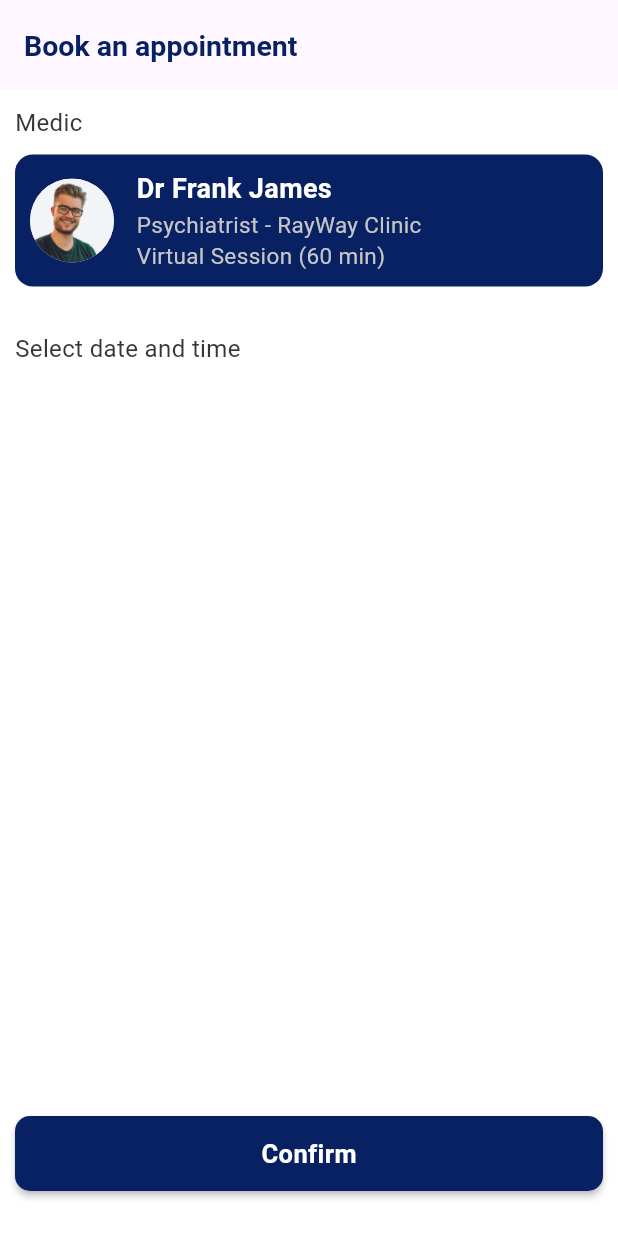
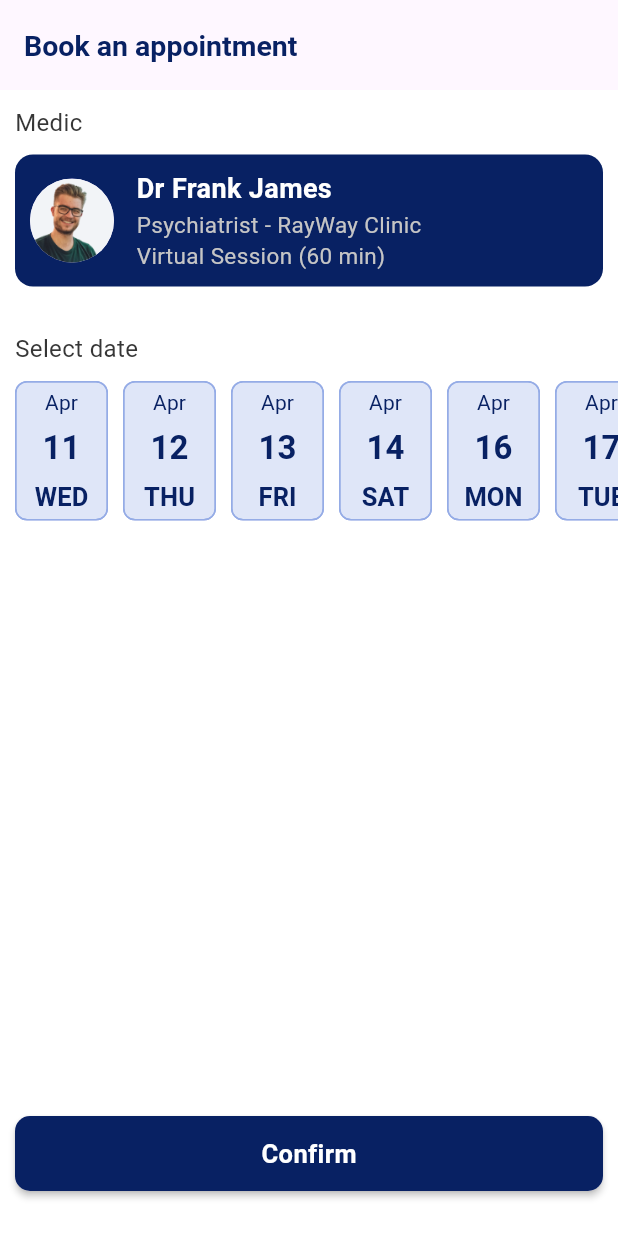
Before and after one commit to nsenji/mindbridge-app, a Flutter app: the BookAppointment screen opened directly, on a phone screen of 412 x 824 dp. Run offline on Flutter 3.47's test engine with Material 3 defaults, Android fonts, the phone set to English and light mode, and no system bars; our stand-ins replace flutter_riverpod, flutter_svg, percent_indicator; missing offline and left inert: videosdk.

Commit message:
done with the UI for the date picker

```diff
--- a/lib/src/features/doctors/data/date_time_data.dart
+++ b/lib/src/features/doctors/data/date_time_data.dart
@@ -2,7 +2,7 @@ List dateTime = [
   {
     "dayName": "WED",
     "day": "11",
-    "month": "mar",
+    "month": "Apr",
     "year": "2024",
     "time_slots": [
       "9:30 AM",
@@ -16,7 +16,7 @@ List dateTime = [
   {
     "dayName": "THU",
     "day": "12",
-    "month": "mar",
+    "month": "Apr",
     "year": "2024",
     "time_slots": [
       "10:00 AM",
@@ -29,7 +29,7 @@ List dateTime = [
   {
     "dayName": "FRI",
     "day": "13",
-    "month": "mar",
+    "month": "Apr",
     "year": "2024",
     "time_slots": [
       "9:45 AM",
@@ -43,7 +43,7 @@ List dateTime = [
   {
     "dayName": "SAT",
     "day": "14",
-    "month": "mar",
+    "month": "Apr",
     "year": "2024",
     "time_slots": [
       "10:30 AM",
@@ -57,7 +57,7 @@ List dateTime = [
   {
     "dayName": "MON",
     "day": "16",
-    "month": "mar",
+    "month": "Apr",
     "year": "2024",
     "time_slots": [
       "9:30 AM",
@@ -70,7 +70,7 @@ List dateTime = [
   {
     "dayName": "TUE",
     "day": "17",
-    "month": "mar",
+    "month": "Apr",
     "year": "2024",
     "time_slots": [
       "10:15 AM",
@@ -83,7 +83,7 @@ List dateTime = [
   {
     "dayName": "WED",
     "day": "18",
-    "month": "mar",
+    "month": "Apr",
     "year": "2024",
     "time_slots": [
       "9:45 AM",
@@ -96,7 +96,7 @@ List dateTime = [
   {
     "dayName": "THU",
     "day": "19",
-    "month": "mar",
+    "month": "Apr",
     "year": "2024",
     "time_slots": [
       "10:30 AM",
@@ -110,7 +110,7 @@ List dateTime = [
   {
     "dayName": "FRI",
     "day": "20",
-    "month": "mar",
+    "month": "Apr",
     "year": "2024",
     "time_slots": [
       "9:15 AM",
--- a/lib/src/features/doctors/presentation/book_appointment.dart
+++ b/lib/src/features/doctors/presentation/book_appointment.dart
@@ -3,6 +3,7 @@ import 'package:medbridge/src/common_widgets/circle_avatar.dart';
 import 'package:medbridge/src/common_widgets/main_button.dart';
 import 'package:medbridge/src/common_widgets/sizedbox_template.dart';
 import 'package:medbridge/src/common_widgets/text_template.dart';
+import 'package:medbridge/src/features/doctors/data/date_time_data.dart';
 import 'package:medbridge/src/features/doctors/presentation/confirm_appointment.dart';
 
 class BookAppointment extends StatefulWidget {
@@ -13,6 +14,8 @@ class BookAppointment extends StatefulWidget {
 }
 
 class _BookAppointmentState extends State<BookAppointment> {
+  int? _value;
+
   @override
   Widget build(BuildContext context) {
     return Scaffold(
@@ -81,7 +84,69 @@ class _BookAppointmentState extends State<BookAppointment> {
           Padding(
             padding:
                 const EdgeInsets.only(left: 10, right: 10, top: 20, bottom: 0),
-            child: TextCustom(text: "Select date and time"),
+            child: TextCustom(text: "Select date"),
+          ),
+          Container(
+            child: SingleChildScrollView(
+                scrollDirection: Axis.horizontal,
+                child: Row(
+                  children: List<Widget>.generate(
+                    dateTime.length,
+                    (int index) {
+                      return Padding(
+                        padding: const EdgeInsets.fromLTRB(10, 10, 0, 0),
+                        child: ChoiceChip(
+                          padding: EdgeInsets.fromLTRB(5, 3, 5, 3),
+                          backgroundColor: Color.fromARGB(255, 223, 230, 248),
+                          labelStyle: TextStyle(
+                            color: _value == index
+                                ? Colors.white
+                                : Color.fromARGB(255, 8, 33, 99),
+                          ),
+                          selectedColor: Color.fromARGB(255, 8, 33, 99),
+                          disabledColor: Color.fromARGB(255, 223, 230, 248),
+                          labelPadding: EdgeInsets.fromLTRB(0, 0, 0, 0),
+                          // shape: RoundedRectangleBorder(
+                          //     borderRadius: BorderRadiusDirectional.circular(50)),
+                          side: BorderSide(
+                              color: Color.fromARGB(255, 149, 172, 230)),
+                          showCheckmark: false,
+                          label: ConstrainedBox(
+                              constraints:
+                                  BoxConstraints(minWidth: 50, maxWidth: 60),
+                              child: Column(
+                                mainAxisAlignment: MainAxisAlignment.start,
+                                children: [
+                                  Text(dateTime[index]["month"]),
+                                  Padding(
+                                    padding: const EdgeInsets.only(
+                                        top: 5, bottom: 5),
+                                    child: Text(
+                                      dateTime[index]["day"],
+                                      style: TextStyle(
+                                          fontWeight: FontWeight.bold,
+                                          fontSize: 22),
+                                    ),
+                                  ),
+                                  Text(
+                                    dateTime[index]["dayName"],
+                                    style: TextStyle(
+                                        fontWeight: FontWeight.bold,
+                                        fontSize: 17),
+                                  )
+                                ],
+                              )),
+                          selected: _value == index,
+                          onSelected: (bool selected) {
+                            setState(() {
+                              _value = selected ? index : null;
+                            });
+                          },
+                        ),
+                      );
+                    },
+                  ).toList(),
+                )),
           ),
           Spacer(),
           Padding(
```
Also changed, not shown: lib/src/features/doctors/presentation/date_card.dart (added, +48 -0 lines).
